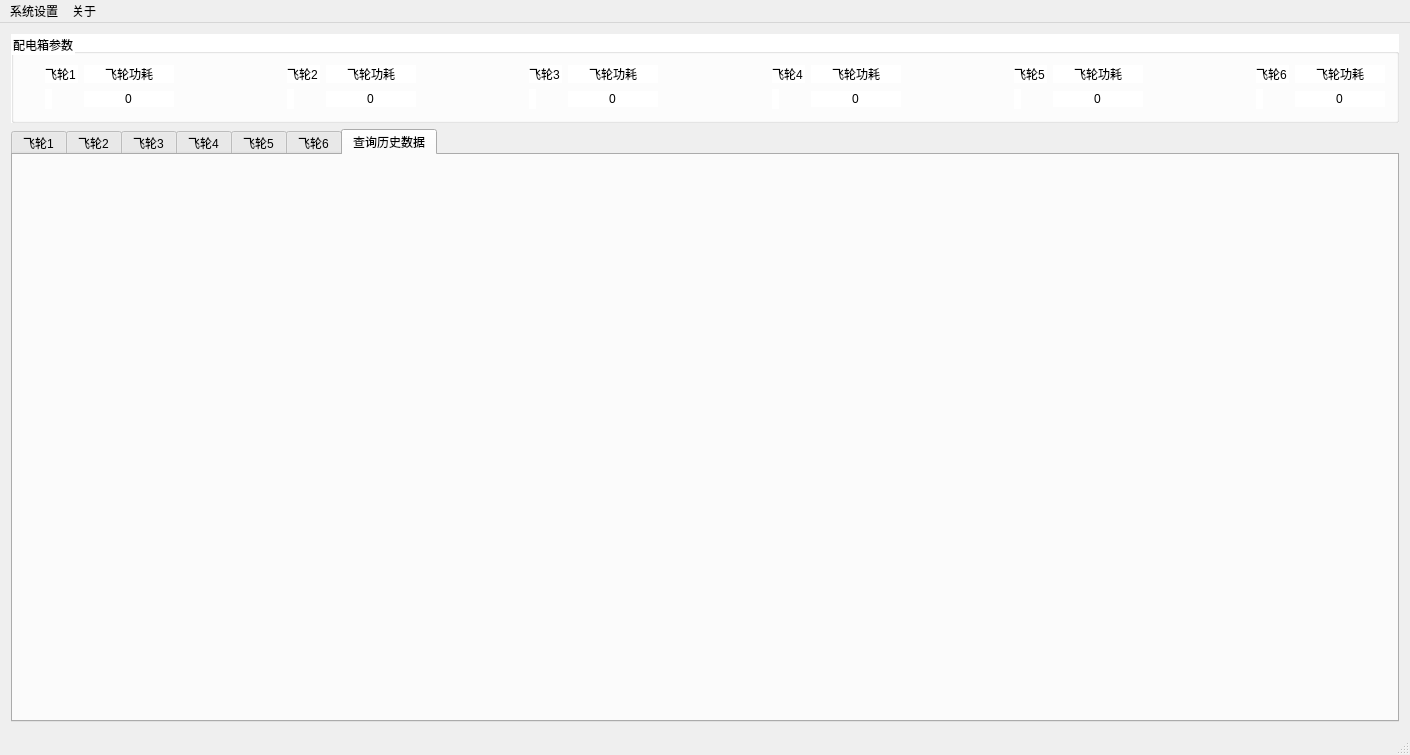
Before: the Qt Designer form mainwindow.ui in jamermontane/4nmflywheel, drawn with Qt 5.
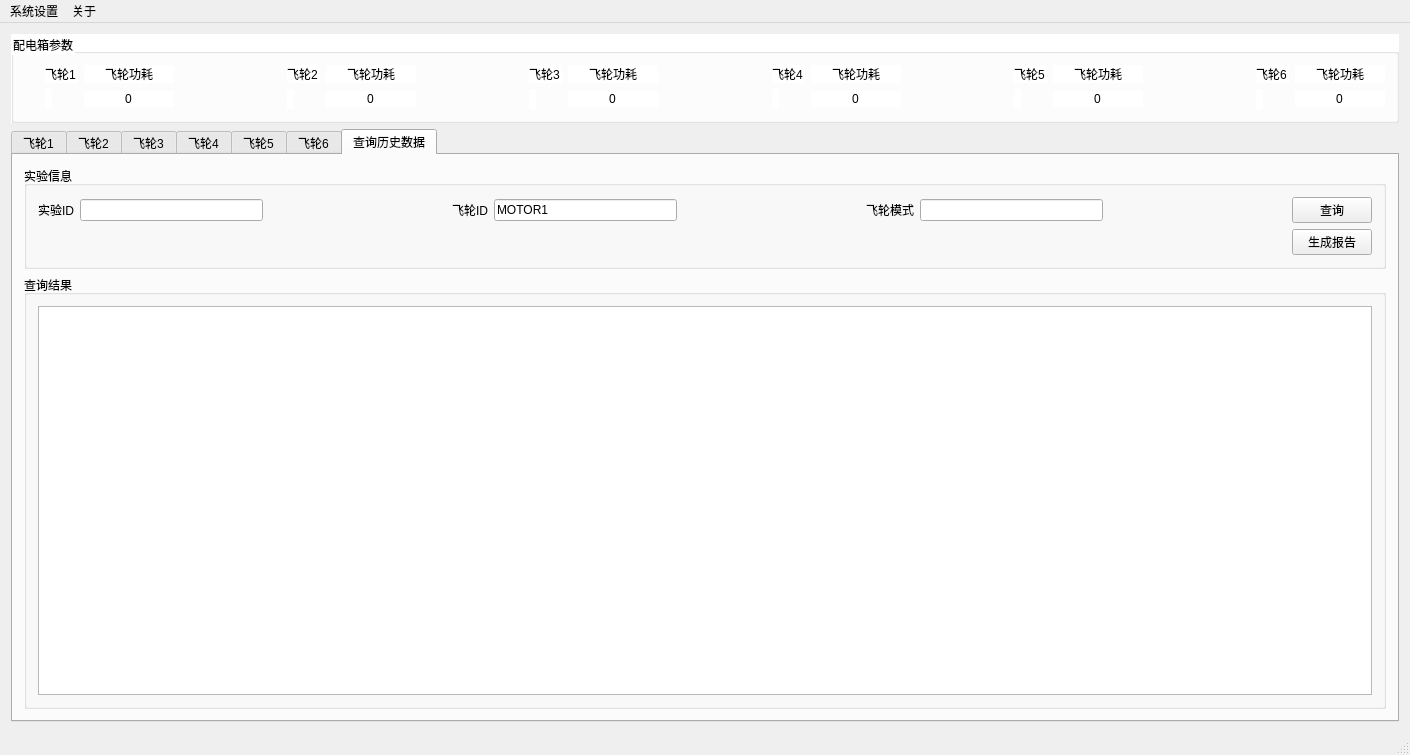
After: the same form once the commit is applied. The open tabs and pages were chosen to show the change. Icons and pictures are not drawn. Custom widgets are drawn as their Qt base class.

Commit message: ADD sql query

Diff of the .ui file:
```diff
--- a/mainwindow.ui
+++ b/mainwindow.ui
@@ -1676,6 +1676,120 @@
        <attribute name="title">
         <string>查询历史数据</string>
        </attribute>
+       <layout class="QGridLayout" name="gridLayout_15">
+        <item row="0" column="0">
+         <widget class="QGroupBox" name="groupBox_8">
+          <property name="title">
+           <string>实验信息</string>
+          </property>
+          <layout class="QGridLayout" name="gridLayout_5">
+           <item row="0" column="0">
+            <widget class="QLabel" name="label_12">
+             <property name="text">
+              <string>实验ID</string>
+             </property>
+            </widget>
+           </item>
+           <item row="0" column="7">
+            <widget class="QLineEdit" name="lineEdit_sql_motor_mode"/>
+           </item>
+           <item row="0" column="4">
+            <widget class="QLineEdit" name="lineEdit_sql_motor_id">
+             <property name="text">
+              <string>MOTOR1</string>
+             </property>
+            </widget>
+           </item>
+           <item row="0" column="6">
+            <widget class="QLabel" name="label_14">
+             <property name="text">
+              <string>飞轮模式</string>
+             </property>
+            </widget>
+           </item>
+           <item row="0" column="1">
+            <widget class="QLineEdit" name="lineEdit_sql_exp_id">
+             <property name="text">
+              <string/>
+             </property>
+            </widget>
+           </item>
+           <item row="0" column="3">
+            <widget class="QLabel" name="label_13">
+             <property name="text">
+              <string>飞轮ID</string>
+             </property>
+            </widget>
+           </item>
+           <item row="0" column="9">
+            <widget class="QPushButton" name="pushButton_sql_query">
+             <property name="text">
+              <string>查询</string>
+             </property>
+            </widget>
+           </item>
+           <item row="1" column="9">
+            <widget class="QPushButton" name="pushButton_make_report">
+             <property name="text">
+              <string>生成报告</string>
+             </property>
+            </widget>
+           </item>
+           <item row="0" column="2">
+            <spacer name="horizontalSpacer_2">
+             <property name="orientation">
+              <enum>Qt::Horizontal</enum>
+             </property>
+             <property name="sizeHint" stdset="0">
+              <size>
+               <width>40</width>
+               <height>20</height>
+              </size>
+             </property>
+            </spacer>
+           </item>
+           <item row="0" column="5">
+            <spacer name="horizontalSpacer_8">
+             <property name="orientation">
+              <enum>Qt::Horizontal</enum>
+             </property>
+             <property name="sizeHint" stdset="0">
+              <size>
+               <width>40</width>
+               <height>20</height>
+              </size>
+             </property>
+            </spacer>
+           </item>
+           <item row="0" column="8">
+            <spacer name="horizontalSpacer_9">
+             <property name="orientation">
+              <enum>Qt::Horizontal</enum>
+             </property>
+             <property name="sizeHint" stdset="0">
+              <size>
+               <width>40</width>
+               <height>20</height>
+              </size>
+             </property>
+            </spacer>
+           </item>
+          </layout>
+         </widget>
+        </item>
+        <item row="1" column="0">
+         <widget class="QGroupBox" name="groupBox_9">
+          <property name="title">
+           <string>查询结果</string>
+          </property>
+          <layout class="QGridLayout" name="gridLayout_6">
+           <item row="0" column="0">
+            <widget class="QTableView" name="tableView_sql"/>
+           </item>
+          </layout>
+         </widget>
+        </item>
+       </layout>
       </widget>
      </widget>
     </item>
```
Left out of the diff: 4 changed lines with no effect on the pictures. The commit also changes 7 other files.
